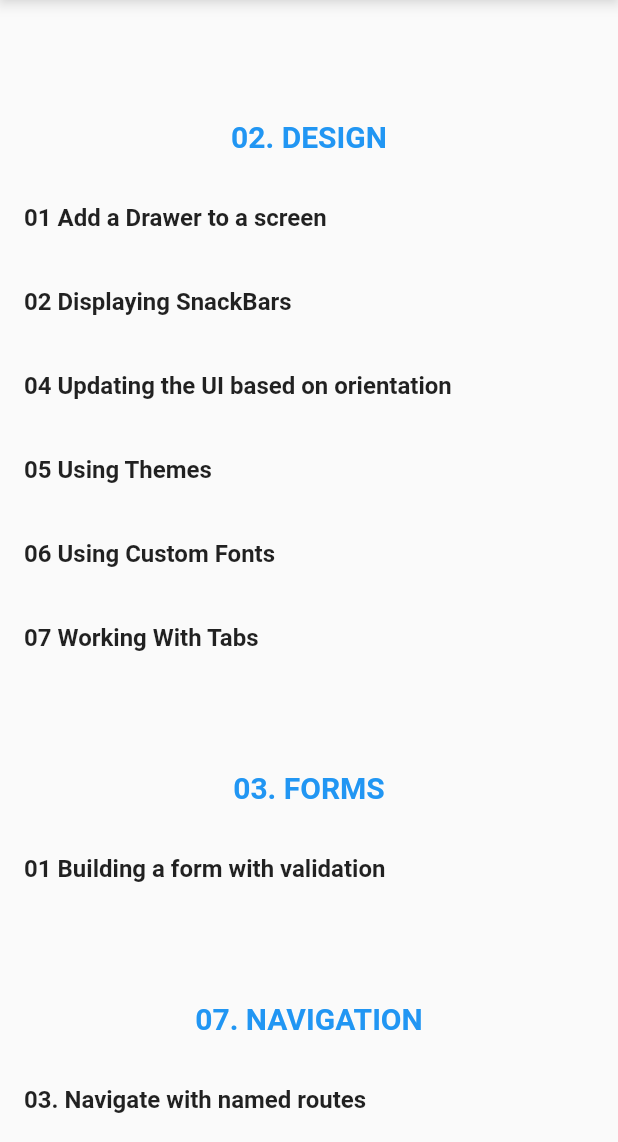
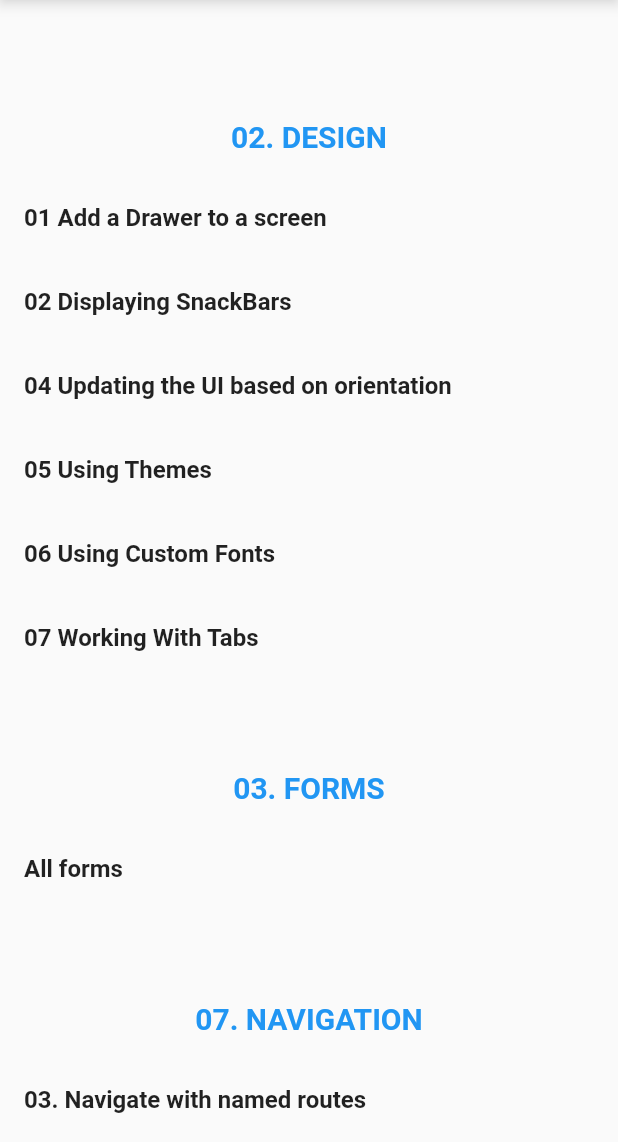
Before and after one commit to arthur-eudeline/flutter-cookbooks, a Flutter app: the screen it shows after launch, scrolled down 184 dp, on a phone screen of 412 x 824 dp, the part 94-1236 px from its top. Run offline on Flutter 3.47's test engine with Material 2 defaults, Android fonts, the phone set to English and light mode, and no system bars.

Commit message:
03 Forms > 05 Retrieve the value of a text field

```diff
--- a/lib/cookbooks/03_forms/01_form_validation/main.dart
+++ b/lib/cookbooks/03_forms/main.dart
@@ -1,15 +1,15 @@
-import 'package:cookbooks_training/cookbooks/03_forms/01_form_validation/my_custom_form.dart';
+import 'package:cookbooks_training/cookbooks/03_forms/my_custom_form.dart';
 import 'package:flutter/material.dart';
 
-class AppFormValidation extends StatefulWidget {
+class AppForm extends StatefulWidget {
 
-  _AppFormValidationState createState() => new _AppFormValidationState();
+  _AppFormState createState() => new _AppFormState();
 }
 
-class _AppFormValidationState extends State<AppFormValidation> {
+class _AppFormState extends State<AppForm> {
 
   // Todo screen title
-  String _screenTitle = "Form validation";
+  String _screenTitle = "Forms";
 
   Widget buildTutorial() {
     return MyCustomForm();
--- a/lib/cookbooks/03_forms/01_form_validation/my_custom_form.dart
+++ b/lib/cookbooks/03_forms/my_custom_form.dart
@@ -36,6 +36,7 @@ class MyCustomFormState extends State<MyCustomForm> {
   void dispose() {
     // Clean up the focus node when the Form is disposed
     myFocusNode.dispose();
+    myController.dispose();
 
     super.dispose();
   }
@@ -80,7 +81,7 @@ class MyCustomFormState extends State<MyCustomForm> {
               onPressed: () {
                 if (_formKey.currentState.validate()) {
                   Scaffold.of(context)
-                      .showSnackBar(SnackBar(content: Text("Form Submited")));
+                      .showSnackBar(SnackBar(content: Text(myController.text)));
                 }
               },
               child: Text(
--- a/lib/main.dart
+++ b/lib/main.dart
@@ -13,7 +13,7 @@ import 'package:cookbooks_training/cookbooks/02_design/06_using_custom_fonts/mai
 import 'package:cookbooks_training/cookbooks/02_design/07_working_with_tabs/main.dart';
 
 // Forms
-import 'package:cookbooks_training/cookbooks/03_forms/01_form_validation/main.dart';
+import 'package:cookbooks_training/cookbooks/03_forms/main.dart';
 
 // Navigation
 import 'package:cookbooks_training/cookbooks/07_navigation/03_navigate_with_named_routes/FirstScreen.dart';
@@ -46,7 +46,7 @@ class MyApp extends StatelessWidget {
         "/02_design/07_working_with_tabs/main" : (context) => AppTabs(),
 
         // Forms
-        "/03_forms/01_form_validation/main" : (context) => AppFormValidation(),
+        "/03_forms/main" : (context) => AppForm(),
 
         "/07_navigation/03_navigate_with_named_routes/firstScreen": (context) =>
             FirstScreen(),
@@ -156,8 +156,8 @@ class MyHomePage extends StatelessWidget {
             children: <Widget>[
               buildRowTitle("03. Forms", context),
               buildRowItem(
-                bookName: "01 Building a form with validation",
-                bookRoute: "/03_forms/01_form_validation/main",
+                bookName: "All forms",
+                bookRoute: "/03_forms/main",
                 context: context
               ),
             ],
```
